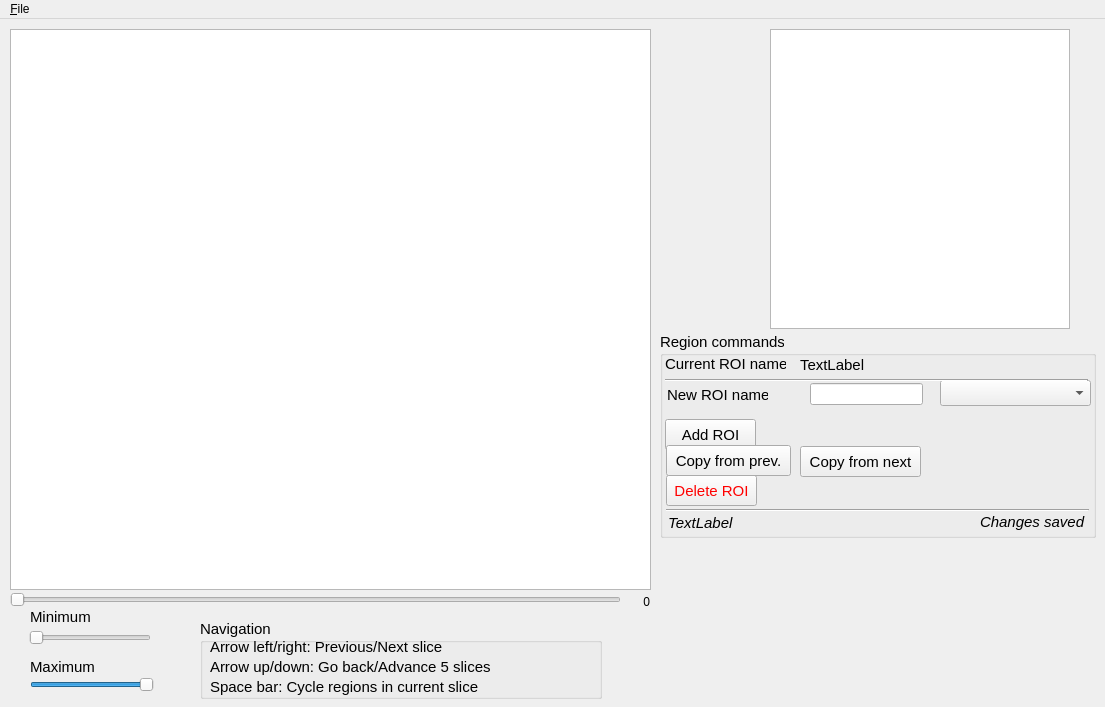
Before: the Qt Designer form region_selector.ui in haesemeyer/RegionSelector, drawn with Qt 5.
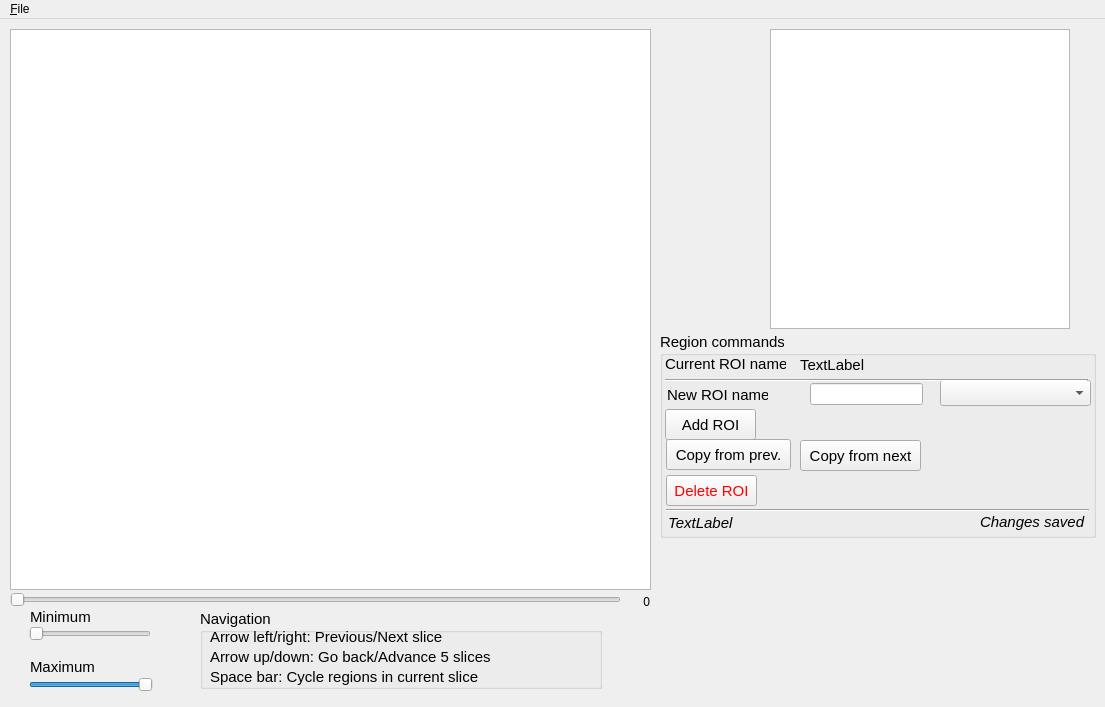
After: the same form once the commit is applied. Custom widgets are drawn as their Qt base class.

Commit message: Further UI cosmetics to make interface less crowded on windows

The edit to the form file:
```diff
--- a/region_selector.ui
+++ b/region_selector.ui
@@ -278,7 +278,7 @@
      <property name="geometry">
       <rect>
        <x>5</x>
-       <y>87</y>
+       <y>77</y>
        <width>91</width>
        <height>31</height>
       </rect>
@@ -291,7 +291,7 @@
      <property name="geometry">
       <rect>
        <x>6</x>
-       <y>113</y>
+       <y>107</y>
        <width>125</width>
        <height>31</height>
       </rect>
@@ -304,7 +304,7 @@
      <property name="geometry">
       <rect>
        <x>140</x>
-       <y>114</y>
+       <y>108</y>
        <width>121</width>
        <height>31</height>
       </rect>
@@ -318,7 +318,7 @@
     <property name="geometry">
      <rect>
       <x>200</x>
-      <y>600</y>
+      <y>590</y>
       <width>402</width>
       <height>80</height>
      </rect>
@@ -392,10 +392,10 @@
    <widget class="QSlider" name="dialMax">
     <property name="geometry">
      <rect>
-      <x>30</x>
-      <y>650</y>
+      <x>29</x>
+      <y>656</y>
       <width>124</width>
-      <height>31</height>
+      <height>20</height>
      </rect>
     </property>
     <property name="minimum">
@@ -435,7 +435,7 @@
       <x>29</x>
       <y>605</y>
       <width>122</width>
-      <height>28</height>
+      <height>20</height>
      </rect>
     </property>
     <property name="maximum">
```
The commit also changes 1 other file.
